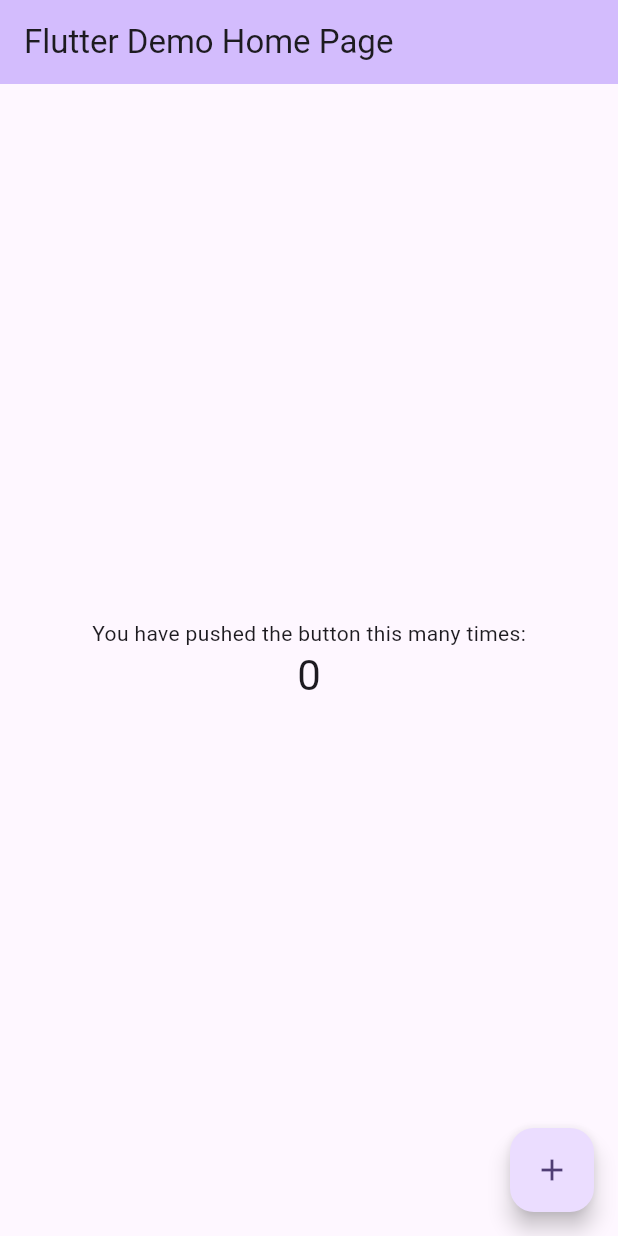
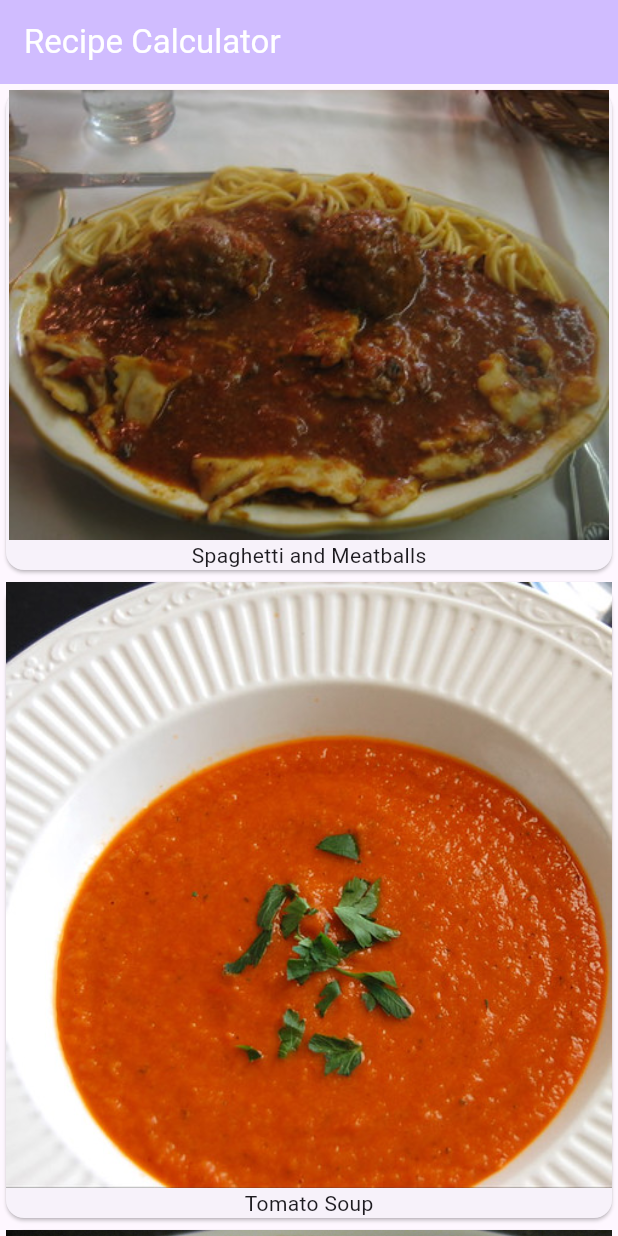
Before and after one commit to azizbibitov/flutter-recipe-app, a Flutter app: the screen it shows after launch, on a phone screen of 412 x 824 dp. Run offline on Flutter 3.47's test engine with Material 3 defaults, Android fonts, the phone set to English and light mode, and no system bars.

Commit message:
added list of recipes

```diff
--- a/lib/main.dart
+++ b/lib/main.dart
@@ -1,37 +1,26 @@
 import 'package:flutter/material.dart';
+import 'recipe.dart';
 
 void main() {
-  runApp(const MyApp());
+  runApp(const RecipeApp());
 }
 
-class MyApp extends StatelessWidget {
-  const MyApp({super.key});
+class RecipeApp extends StatelessWidget {
+  const RecipeApp({super.key});
 
   // This widget is the root of your application.
   @override
   Widget build(BuildContext context) {
+    final ThemeData theme = ThemeData();
     return MaterialApp(
-      title: 'Flutter Demo',
-      theme: ThemeData(
-        // This is the theme of your application.
-        //
-        // TRY THIS: Try running your application with "flutter run". You'll see
-        // the application has a purple toolbar. Then, without quitting the app,
-        // try changing the seedColor in the colorScheme below to Colors.green
-        // and then invoke "hot reload" (save your changes or press the "hot
-        // reload" button in a Flutter-supported IDE, or press "r" if you used
-        // the command line to start the app).
-        //
-        // Notice that the counter didn't reset back to zero; the application
-        // state is not lost during the reload. To reset the state, use hot
-        // restart instead.
-        //
-        // This works for code too, not just values: Most code changes can be
-        // tested with just a hot reload.
-        colorScheme: ColorScheme.fromSeed(seedColor: Colors.deepPurple),
-        useMaterial3: true,
+      title: 'Recipe Calculator',
+      theme: theme.copyWith(
+        colorScheme: theme.colorScheme.copyWith(
+          primary: Colors.grey,
+          secondary: Colors.red,
+        ),
       ),
-      home: const MyHomePage(title: 'Flutter Demo Home Page'),
+      home: const MyHomePage(title: 'Recipe Calculator'),
     );
   }
 }
@@ -55,6 +44,45 @@ class MyHomePage extends StatefulWidget {
 }
 
 class _MyHomePageState extends State<MyHomePage> {
+  @override
+  Widget build(BuildContext context) {
+// 1
+    return Scaffold(
+      // 2
+      appBar: AppBar(
+        backgroundColor: Theme.of(context).colorScheme.inversePrimary,
+        title: Text(
+          widget.title,
+          style: TextStyle(color: Colors.white),
+        ),
+      ),
+// 3
+      body: SafeArea(
+        child: ListView.builder(
+          itemCount: Recipe.samples.length,
+          itemBuilder: (BuildContext context, int index) {
+            // TODO: Update to return Recipe card
+            return buildRecipeCard(Recipe.samples[index]);
+          },
+        ),
+      ),
+    );
+  }
+
+  Widget buildRecipeCard(Recipe recipe) {
+// 1
+    return Card(
+      child: Column(
+        children: <Widget>[
+          Image(image: AssetImage(recipe.imageUrl)),
+          Text(recipe.label),
+        ],
+      ),
+    );
+  }
+}
+
+class _MyHomePageState2 extends State<MyHomePage> {
   int _counter = 0;
 
   void _incrementCounter() {
@@ -106,7 +134,7 @@ class _MyHomePageState extends State<MyHomePage> {
           mainAxisAlignment: MainAxisAlignment.center,
           children: <Widget>[
             const Text(
-              'You have pushed the button this many times:',
+              'You have pushed the buttadwawdawdawawdawdawdadawon this many timesssss:',
             ),
             Text(
               '$_counter',
--- /dev/null
+++ b/lib/recipe.dart
@@ -0,0 +1,36 @@
+class Recipe {
+  String label;
+  String imageUrl;
+
+  Recipe(
+    this.label,
+    this.imageUrl,
+  );
+
+  static List<Recipe> samples = [
+    Recipe(
+      'Spaghetti and Meatballs',
+      'assets/2126711929_ef763de2b3_w.jpg',
+    ),
+    Recipe(
+      'Tomato Soup',
+      'assets/27729023535_a57606c1be.jpg',
+    ),
+    Recipe(
+      'Grilled Cheese',
+      'assets/3187380632_5056654a19_b.jpg',
+    ),
+    Recipe(
+      'Chocolate Chip Cookies',
+      'assets/15992102771_b92f4cc00a_b.jpg',
+    ),
+    Recipe(
+      'Taco Salad',
+      'assets/8533381643_a31a99e8a6_c.jpg',
+    ),
+    Recipe(
+      'Hawaiian Pizza',
+      'assets/15452035777_294cefced5_c.jpg',
+    ),
+  ];
+}
--- a/pubspec.yaml
+++ b/pubspec.yaml
@@ -63,6 +63,9 @@ flutter:
   #   - images/a_dot_burr.jpeg
   #   - images/a_dot_ham.jpeg
 
+  assets:
+    - assets/
+
   # An image asset can refer to one or more resolution-specific "variants", see
   # https://flutter.dev/to/resolution-aware-images
 
```
Also changed, not shown: assets/15452035777_294cefced5_c.jpg (added), assets/15992102771_b92f4cc00a_b.jpg (added), assets/2126711929_ef763de2b3_w.jpg (added), assets/27729023535_a57606c1be.jpg (added), assets/3187380632_5056654a19_b.jpg (added), assets/8533381643_a31a99e8a6_c.jpg (added), 2 other files.
